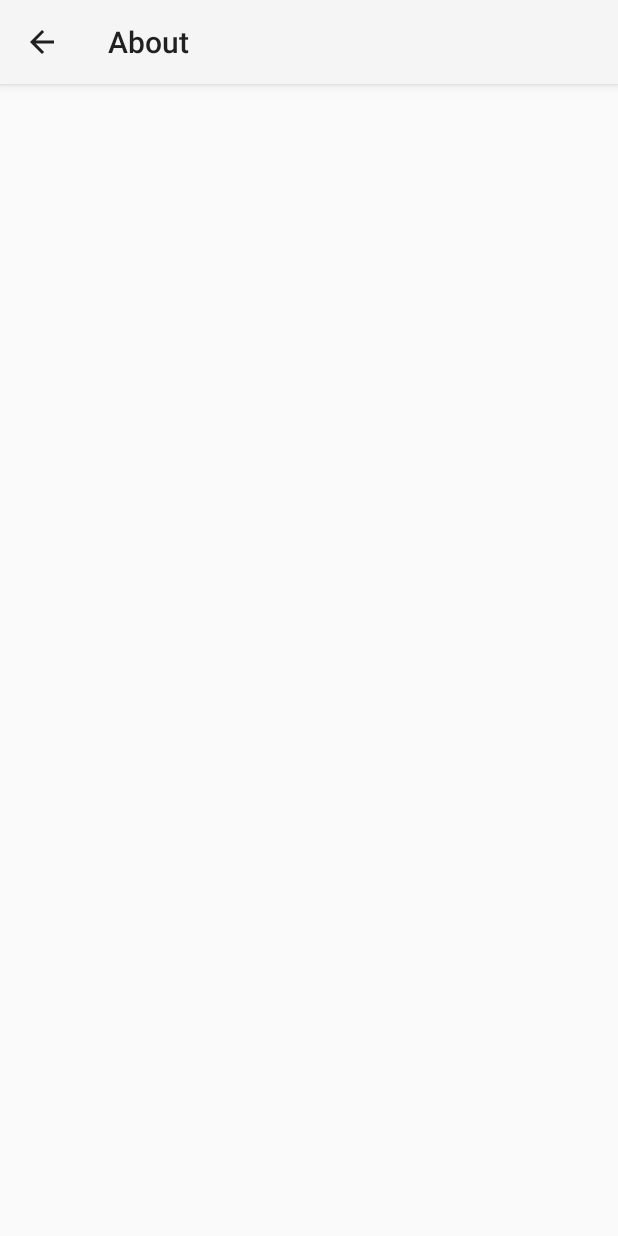
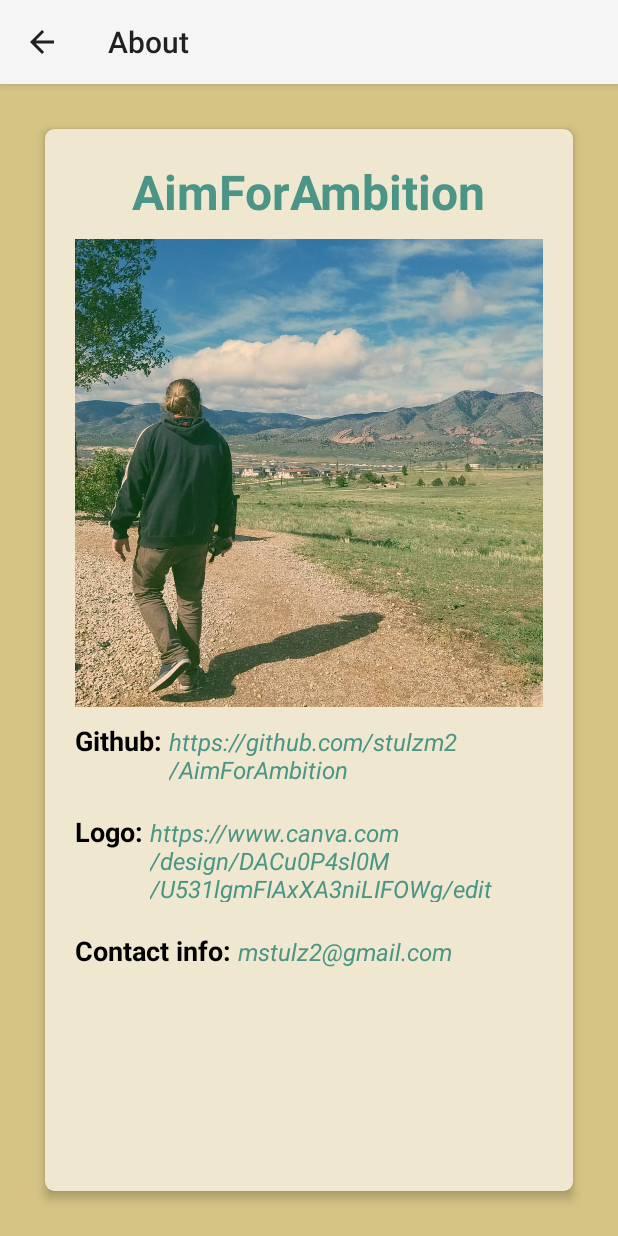
Before and after one commit to matthewstulz/AimForAmbition, an Android app: the AboutActivity screen opened directly, with no data from a screen before it, on a phone screen of 412 x 824 dp. Before the commit the screen is almost empty. Run offline under Robolectric (Android 15) with nearby library versions, the phone set to English and light mode, and no system bars.

Commit message:
Flushed out about activity

```diff
--- a/app/src/main/java/com/github/stulzm2/aimforambition/AboutActivity.kt
+++ b/app/src/main/java/com/github/stulzm2/aimforambition/AboutActivity.kt
@@ -1,8 +1,11 @@
 package com.github.stulzm2.aimforambition
 
+import android.content.Intent
+import android.net.Uri
 import android.support.v7.app.AppCompatActivity
 import android.os.Bundle
 import android.view.MenuItem
+import kotlinx.android.synthetic.main.activity_about.*
 
 class AboutActivity : AppCompatActivity() {
 
@@ -11,10 +14,30 @@ class AboutActivity : AppCompatActivity() {
         setContentView(R.layout.activity_about)
         supportActionBar?.setDisplayHomeAsUpEnabled(true)
         initViews()
+        initOperations()
     }
 
     private fun initViews() {
         supportActionBar?.title = "About"
+    }
+
+    private fun initOperations() {
+        button_url_github.setOnClickListener({
+            val intent = Intent(Intent.ACTION_VIEW, Uri.parse(getString(R.string.url_github)))
+            startActivity(intent)
+        })
+
+        button_url_canva.setOnClickListener({
+            val intent = Intent(Intent.ACTION_VIEW, Uri.parse(getString(R.string.url_logo)))
+            startActivity(intent)
+        })
+
+        button_email.setOnClickListener({
+            val intent = Intent(Intent.ACTION_VIEW)
+            val data = Uri.parse("mailto:mstulz2@gmail.com?subject=&body=")
+            intent.data = data
+            startActivity(intent)
+        })
     }
 
     override fun onOptionsItemSelected(item: MenuItem): Boolean {
--- a/app/src/main/res/layout/activity_about.xml
+++ b/app/src/main/res/layout/activity_about.xml
@@ -3,6 +3,111 @@
     xmlns:tools="http://schemas.android.com/tools"
     android:layout_width="match_parent"
     android:layout_height="match_parent"
+    android:background="@color/colorPrimaryMedium"
+    xmlns:card_view="http://schemas.android.com/apk/res-auto"
     tools:context="com.github.stulzm2.aimforambition.AboutActivity">
 
+    <android.support.v7.widget.CardView
+        android:layout_width="match_parent"
+        android:layout_height="match_parent"
+        android:layout_margin="30dp"
+        card_view:cardCornerRadius="6dp"
+        card_view:cardElevation="4dp"
+        android:backgroundTint="@color/colorPrimary">
+
+        <LinearLayout
+            android:layout_width="match_parent"
+            android:layout_height="match_parent"
+            android:orientation="vertical"
+            android:layout_margin="20dp">
+
+            <TextView
+                android:layout_width="wrap_content"
+                android:layout_height="wrap_content"
+                android:layout_gravity="center"
+                android:text="@string/app_name"
+                android:textSize="32sp"
+                android:textStyle="bold"/>
+
+            <ImageView
+                android:layout_width="match_parent"
+                android:layout_height="wrap_content"
+                android:layout_marginTop="10dp"
+                android:src="@drawable/me"
+                android:adjustViewBounds="true"/>
+
+            <LinearLayout
+                android:layout_width="match_parent"
+                android:layout_height="wrap_content"
+                android:orientation="horizontal"
+                android:layout_marginTop="10dp">
+
+                <TextView
+                    android:layout_width="wrap_content"
+                    android:layout_height="wrap_content"
+                    android:text="@string/label_github"
+                    android:textSize="18sp"
+                    android:textStyle="bold"
+                    android:textColor="@color/black"/>
+
+                <TextView
+                    android:id="@+id/button_url_github"
+                    android:layout_width="wrap_content"
+                    android:layout_height="wrap_content"
+                    android:text="@string/url_github"
+                    android:textStyle="italic"
+                    android:textSize="16sp" />
+
+            </LinearLayout>
+
+            <LinearLayout
+                android:layout_width="match_parent"
+                android:layout_height="wrap_content"
+                android:layout_marginTop="20dp"
+                android:orientation="horizontal">
+
+                <TextView
+                    android:layout_width="wrap_content"
+                    android:layout_height="wrap_content"
+                    android:text="@string/label_logo"
+                    android:textSize="18sp"
+                    android:textStyle="bold"
+                    android:textColor="@color/black"/>
+
+                <TextView
+                    android:id="@+id/button_url_canva"
+                    android:layout_width="wrap_content"
+                    android:layout_height="wrap_content"
+                    android:text="@string/url_logo"
+                    android:textStyle="italic"
+                    android:textSize="16sp"/>
+
+            </LinearLayout>
+
+            <LinearLayout
+                android:layout_width="match_parent"
+                android:layout_height="wrap_content"
+                android:layout_marginTop="20dp"
+                android:orientation="horizontal">
+
+                <TextView
+                    android:layout_width="wrap_content"
+                    android:layout_height="wrap_content"
+                    android:text="@string/label_contact"
+                    android:textSize="18sp"
+                    android:textStyle="bold"
+                    android:textColor="@color/black"/>
+
+                <TextView
+                    android:id="@+id/button_email"
+                    android:layout_width="wrap_content"
+                    android:layout_height="wrap_content"
+                    android:text="@string/email"
+                    android:textStyle="italic"
+                    android:textSize="16sp"/>
+
+            </LinearLayout>
+
+        </LinearLayout>
+    </android.support.v7.widget.CardView>
 </android.support.constraint.ConstraintLayout>
--- a/app/src/main/res/values/colors.xml
+++ b/app/src/main/res/values/colors.xml
@@ -3,5 +3,6 @@
     <color name="colorPrimary">#EFE7CF</color>
     <color name="colorPrimaryDark">#C0A545</color>
     <color name="colorAccent">#4A9586</color>
-    <color name="justRed">#FF0000</color>
+    <color name="black">#000000</color>
+    <color name="colorPrimaryMedium">#D6C485</color>
 </resources>
--- a/app/src/main/res/values/strings.xml
+++ b/app/src/main/res/values/strings.xml
@@ -22,5 +22,11 @@
     <string name="goal_priority">Change priority</string>
     <string name="choose_priority">CHOOSE PRIORITY</string>
     <string name="low">Low</string>
+    <string name="label_github">Github:\u0020</string>
+    <string name="label_contact">Contact info:\u0020</string>
+    <string name="label_logo">Logo:\u0020</string>
+    <string name="url_logo">https://www.canva.com/design/DACu0P4sl0M/U531lgmFIAxXA3niLIFOWg/edit</string>
+    <string name="url_github">https://github.com/stulzm2/AimForAmbition</string>
+    <string name="email">mstulz2@gmail.com</string>
 
 </resources>
```
Also changed, not shown: app/src/main/res/drawable-v24/me.jpg (added).
